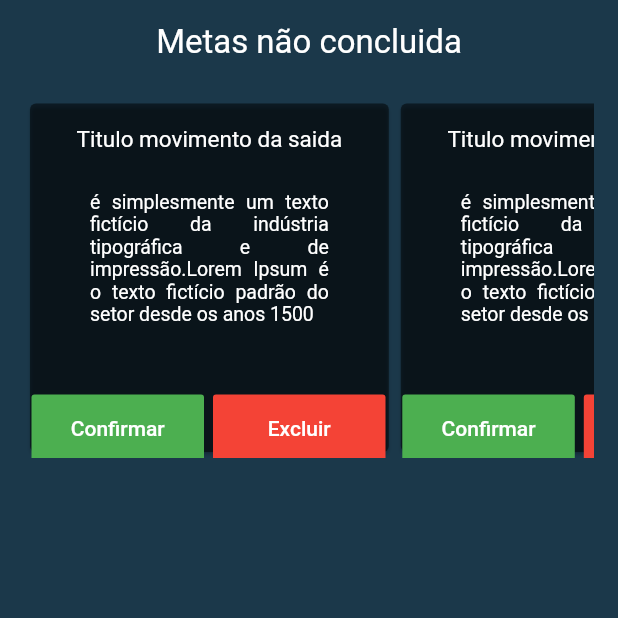
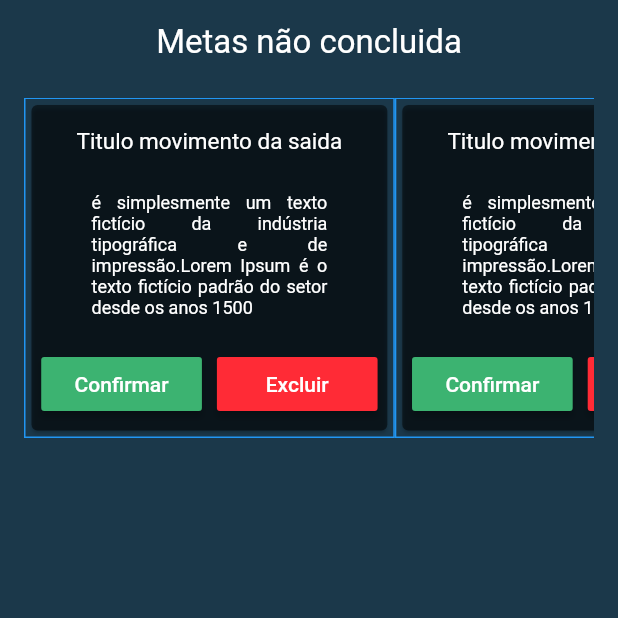
Before and after one commit to guilhermemoriggidesouza/webEconomize, a Flutter app: the Metas screen opened directly, on a phone screen of 412 x 824 dp, the top half of it. Run offline on Flutter 3.47's test engine with Material 2 defaults, Android fonts, the phone set to English and light mode, and no system bars; our stand-ins replace font_awesome_flutter; missing offline and left inert: dart:ffi.

Commit message:
Tela Meta P3

```diff
--- a/lib/view/metas.dart
+++ b/lib/view/metas.dart
@@ -45,12 +45,15 @@ class _MetasState extends State<Metas> {
         ),
         Container(
           padding: EdgeInsets.symmetric(horizontal: 16.0, vertical: 24.0),
-          height: MediaQuery.of(context).size.height * 0.35,
+          height: 275,
           child: ListView.builder(
             scrollDirection: Axis.horizontal,
             itemCount: mensagem.length,
             itemBuilder: (context, index) {
             return Container(
+              decoration: BoxDecoration(
+                border: Border.all(color: Colors.blue)
+              ),
               width: MediaQuery.of(context).size.width * 0.6,
               child: Card(
                 color: Colors.black.withOpacity(0.5),
@@ -67,45 +70,38 @@ class _MetasState extends State<Metas> {
                     ),
                     Container(
                       child: Padding(
-                        padding: const EdgeInsets.only(top: 20.0, left: 40, right: 40, bottom: 45),
+                        padding: const EdgeInsets.only(top: 20.0, left: 40, right: 40, bottom: 20),
                         child: Text(
                           mensagem[index],
                           textAlign: TextAlign.justify,
                           style: TextStyle(
                             color: Colors.white,
-                            fontSize: 13
+                            fontSize: 12
                           ),
                         ),
                       ),
                     ),
                     Container(
-                      child: Padding(
-                        padding: EdgeInsets.all(1),
-                        child: Row(
+                      child: Wrap(
+                        spacing: 10,
+                        alignment: WrapAlignment.spaceBetween,
                         children: <Widget>[
-                            Padding(
-                              padding: const EdgeInsets.only(right: 6.0),
-                              child: Container(
-                                width: 115,
-                                height: 45,
+                          Container(
+                            width:  MediaQuery.of(context).size.width * 0.26,
                             child: RaisedButton(
-                                  elevation: 0,
-                                  color: Colors.green,
-                                  onPressed: () {},
+                              color: Color(0xff3cb371),
+                              onPressed: (){},
                               child: Text(
                                 "Confirmar",
                                 style: TextStyle(color: Colors.white),
                               ),
                             ),
                           ),
-                            ),
                           Container(
-                              height: 45,
-                              width: 115,
+                            width:  MediaQuery.of(context).size.width * 0.26,
                             child: RaisedButton(
-                                elevation: 0,
-                                color: Colors.red,
-                                onPressed: () {},
+                              color: Color(0xffff2b36),
+                              onPressed: (){},
                               child: Text(
                                 "Excluir",
                                 style: TextStyle(color: Colors.white),
@@ -113,7 +109,6 @@ class _MetasState extends State<Metas> {
                             ),
                           )
                         ],
-                        ),
                       ),
                     ),
                   ],
```
Lines whose indentation alone changed are shown as unchanged.
